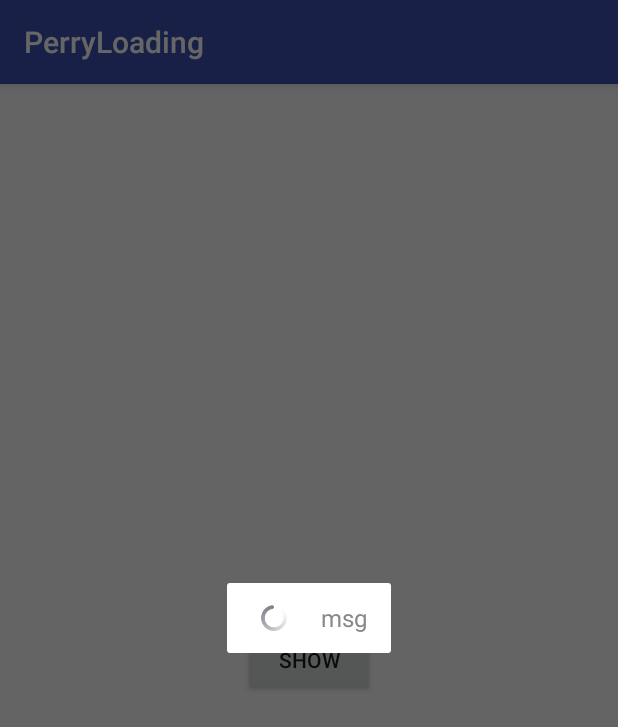
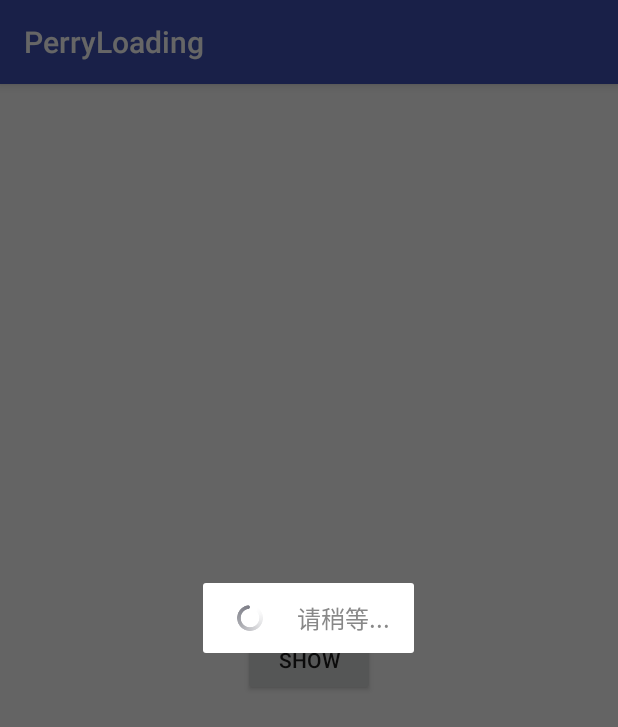
Before and after one commit to githubzoujiayun/PerryLoading, an Android app: the screen it shows after launch (MainActivity), after a tap on "SHOW", on a phone screen of 412 x 824 dp. Shown: the top 727 px of the screen. Run offline under Robolectric (Android 15) with nearby library versions, the phone set to English and light mode, and no system bars.

```diff
--- a/app/src/main/java/ren/perry/perryloading/MainActivity.java
+++ b/app/src/main/java/ren/perry/perryloading/MainActivity.java
@@ -15,11 +15,9 @@ public class MainActivity extends AppCompatActivity {
     }
 
     public void showLoading(View view) {
-//        new LoadingDialog(this, "请稍候").notCancel().show();
 
         LoadingDialog dialog = new LoadingDialog(this);
-        dialog.setMsg("msg");
-        dialog.setNotCancel();
+        dialog.setMsg("请稍等...");
         dialog.show();
     }
 }
```
Also changed, not shown: 2 other files.
